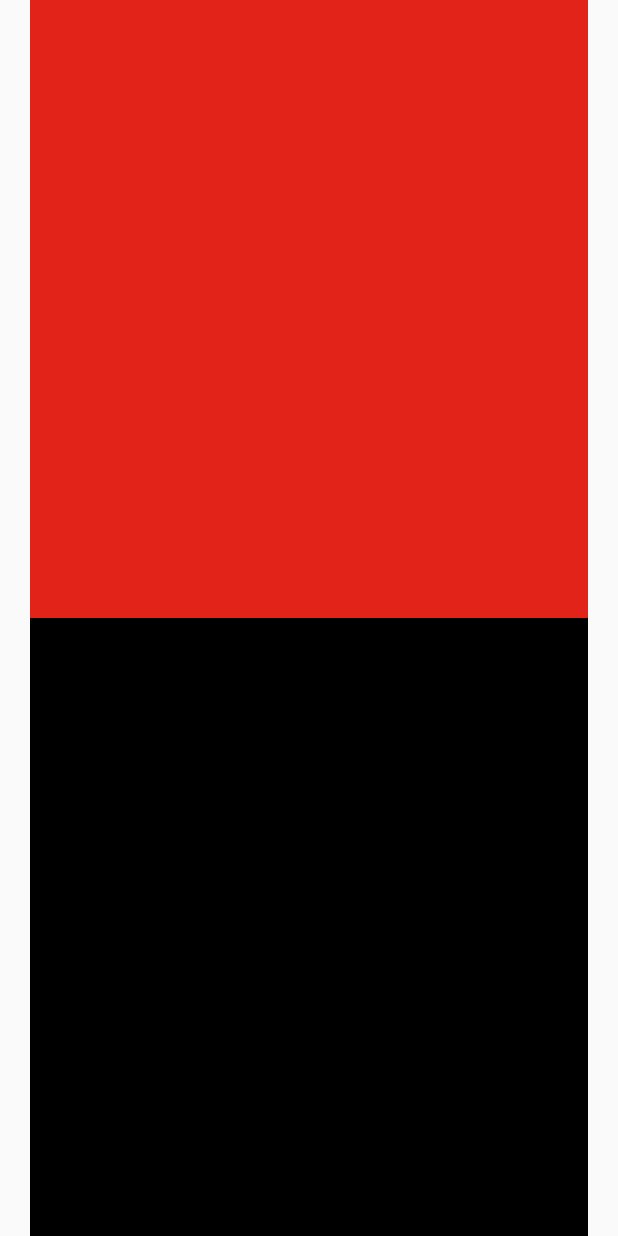
After one commit to kkuu/kkutils, an Android app: the layout kk_viewpager2_test.xml on its own in the app's theme, with its tools: preview values and no code run, on a phone screen of 412 x 824 dp. The commit adds this screen. Run offline under Robolectric (Android 15) with nearby library versions, the light colour scheme and no system bars.

Commit message:
viewpager2测试

```diff
--- a/app/src/main/java/kk/kktools/MainActivityKK.java
+++ b/app/src/main/java/kk/kktools/MainActivityKK.java
@@ -32,6 +32,7 @@ import com.bumptech.glide.request.transition.Transition;
 import java.util.ArrayList;
 
 import kk.kktools.shipin.DouYinTest;
+import kk.kktools.viewpager2.ViewPager2Test;
 import utils.kkutils.AppTool;
 import utils.kkutils.ImgTool;
 import utils.kkutils.common.CommonTool;
@@ -79,6 +80,7 @@ public class MainActivityKK extends KKParentActivity {
             }
         });
         addItem("测试抖音效果", new DouYinTest(), null);
+        addItem("viewpager2", new ViewPager2Test(), null);
 
         refresh();
 
--- /dev/null
+++ b/app/src/main/res/layout/kk_viewpager2_test.xml
@@ -0,0 +1,33 @@
+<?xml version="1.0" encoding="utf-8"?>
+<RelativeLayout xmlns:android="http://schemas.android.com/apk/res/android"
+    xmlns:app="http://schemas.android.com/apk/res-auto"
+    xmlns:tools="http://schemas.android.com/tools"
+    android:layout_width="match_parent" android:clipChildren="false"
+    android:layout_height="match_parent" android:orientation="vertical"
+    tools:context=".MainActivityKK">
+
+   <LinearLayout android:clipChildren="false"
+       android:layout_width="match_parent"
+       android:layout_height="match_parent" android:orientation="vertical">
+
+      <androidx.viewpager2.widget.ViewPager2
+          android:id="@+id/view_pager2"
+          android:clipChildren="false"
+          android:background="@color/hongse"
+          android:layout_marginLeft="20dp"
+          android:layout_marginRight="20dp"
+          android:layout_width="match_parent"
+          android:layout_height="0dp" android:layout_weight="1"></androidx.viewpager2.widget.ViewPager2>
+      <androidx.viewpager.widget.ViewPager
+          android:clipChildren="false"
+          android:id="@+id/view_pager"
+          android:background="@color/heise"
+          android:layout_width="match_parent"
+          android:layout_marginLeft="20dp"
+          android:layout_marginRight="20dp"
+          android:layout_height="0dp" android:layout_weight="1">
+
+      </androidx.viewpager.widget.ViewPager>
+   </LinearLayout>
+
+</RelativeLayout>
--- a/tools/build.gradle
+++ b/tools/build.gradle
@@ -36,6 +36,7 @@ dependencies {
     api 'androidx.legacy:legacy-support-v4:1.0.0'
     api 'androidx.appcompat:appcompat:1.0.0'
     api 'androidx.palette:palette:1.0.0'
+    api 'androidx.viewpager2:viewpager2:1.0.0-alpha04'
     api 'com.google.android.material:material:1.0.0'
 
 
```
Also changed, not shown: app/src/main/java/kk/kktools/viewpager2/ViewPager2Test.java (added, +123 -0 lines), tools/src/main/java/utils/kkutils/common/TestData.java (+18 -2 lines), tools/src/main/java/utils/kkutils/parent/KKNormalFragmentActivity.java (+5 -3 lines).
